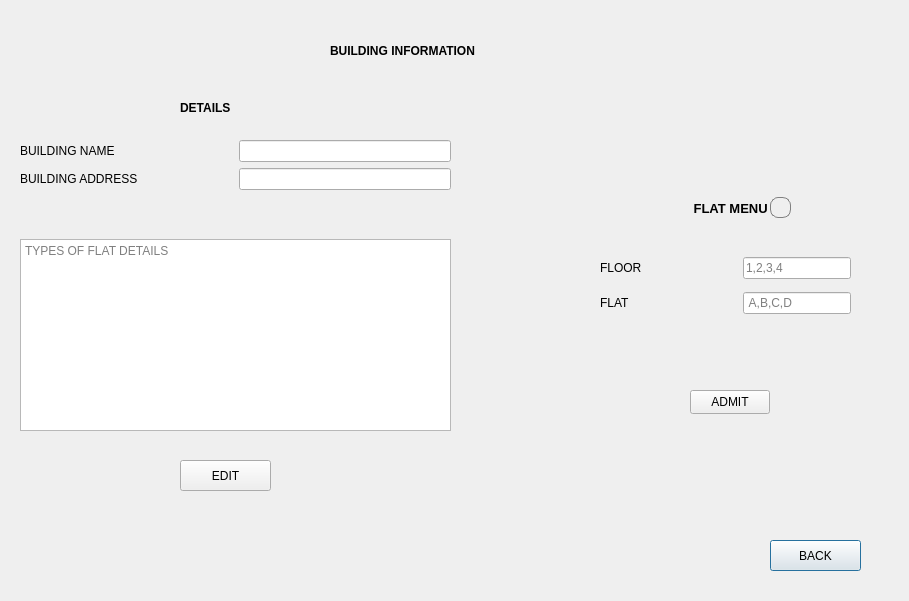
Before: the Qt Designer form building_customize_menu.ui in faisal-ahmed-dev/HOME-RENTAL-MANAGEMENT, drawn with Qt 5.
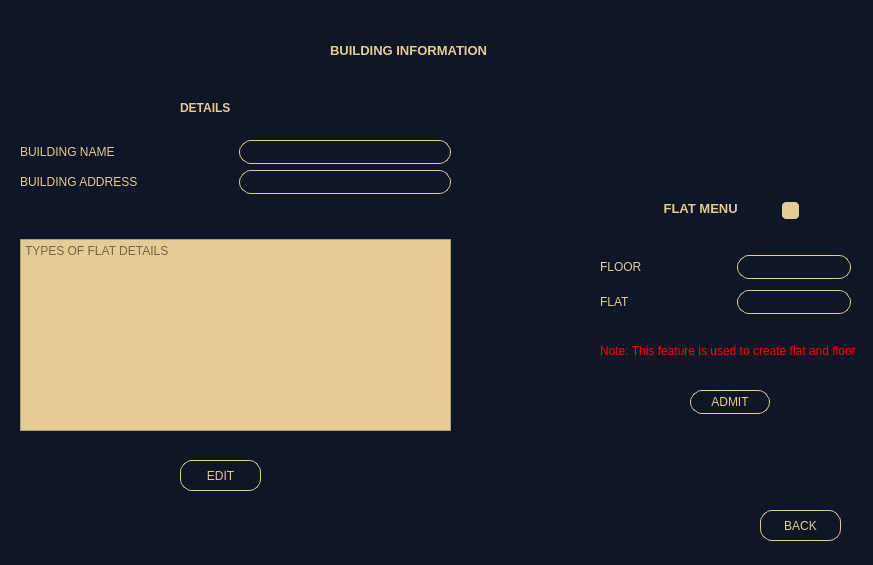
After: the same form once the commit is applied. Icons and pictures are not drawn.

What changed in the file:
```diff
--- a/building_customize_menu.ui
+++ b/building_customize_menu.ui
@@ -6,22 +6,52 @@
    <rect>
     <x>0</x>
     <y>0</y>
-    <width>909</width>
-    <height>601</height>
+    <width>873</width>
+    <height>565</height>
    </rect>
   </property>
   <property name="windowTitle">
    <string>BUILDING INFORMATION</string>
   </property>
+  <property name="styleSheet">
+   <string notr="true">background-color: rgb(15, 22, 40);
+</string>
+  </property>
   <widget class="QPushButton" name="pushButton_back">
    <property name="geometry">
     <rect>
-     <x>770</x>
-     <y>540</y>
-     <width>91</width>
+     <x>760</x>
+     <y>510</y>
+     <width>81</width>
      <height>31</height>
     </rect>
    </property>
+   <property name="styleSheet">
+    <string notr="true">#pushButton_back
+{
+	border:none;
+	background:#0F1628;
+	color:#E5CB94;
+	border-radius:16px;
+	border: 1px solid yellow ;
+border-color: #E5CB94;
+  border-radius: 12px;
+  padding: 3px;
+}
+
+#pushButton_back:hover
+{
+	border:none;
+	background:floral white;
+	color:#0F1628;
+	border-radius:16px;
+	border: 2px solid blue ;
+border-color: #0F1628;
+  border-radius: 12px;
+  padding: 1px;
+}
+</string>
+   </property>
    <property name="text">
     <string>BACK</string>
    </property>
@@ -35,6 +65,32 @@
      <height>24</height>
     </rect>
    </property>
+   <property name="styleSheet">
+    <string notr="true">#pushButton_ADMIT
+{
+	border:none;
+	background:#0F1628;
+	color:#E5CB94;
+	border-radius:16px;
+	border: 1px solid yellow ;
+border-color: #E5CB94;
+  border-radius: 12px;
+  padding: 3px;
+}
+
+#pushButton_ADMIT:hover
+{
+	border:none;
+	background:floral white;
+	color:#0F1628;
+	border-radius:16px;
+	border: 2px solid blue ;
+border-color: #0F1628;
+  border-radius: 12px;
+  padding: 1px;
+}
+</string>
+   </property>
    <property name="text">
     <string>ADMIT</string>
    </property>
@@ -44,15 +100,20 @@
     <rect>
      <x>330</x>
      <y>40</y>
-     <width>151</width>
+     <width>211</width>
      <height>21</height>
     </rect>
    </property>
    <property name="font">
     <font>
+     <pointsize>10</pointsize>
      <bold>true</bold>
     </font>
    </property>
+   <property name="styleSheet">
+    <string notr="true">color: rgb(229, 203, 148);
+</string>
+   </property>
    <property name="text">
     <string>BUILDING INFORMATION</string>
    </property>
@@ -62,10 +123,36 @@
     <rect>
      <x>180</x>
      <y>460</y>
-     <width>91</width>
+     <width>81</width>
      <height>31</height>
     </rect>
    </property>
+   <property name="styleSheet">
+    <string notr="true">#pushButton_EDIT
+{
+	border:none;
+	background:#0F1628;
+	color:#E5CB94;
+	border-radius:16px;
+	border: 1px solid yellow ;
+border-color: #E5CB94;
+  border-radius: 12px;
+  padding: 3px;
+}
+
+#pushButton_EDIT:hover
+{
+	border:none;
+	background:floral white;
+	color:#0F1628;
+	border-radius:16px;
+	border: 2px solid blue ;
+border-color: #0F1628;
+  border-radius: 12px;
+  padding: 1px;
+}
+</string>
+   </property>
    <property name="text">
     <string>EDIT</string>
    </property>
@@ -84,6 +171,10 @@
      <bold>true</bold>
     </font>
    </property>
+   <property name="styleSheet">
+    <string notr="true">color: rgb(229, 203, 148);
+</string>
+   </property>
    <property name="text">
     <string>DETAILS</string>
    </property>
@@ -91,7 +182,7 @@
   <widget class="QLabel" name="label_2">
    <property name="geometry">
     <rect>
-     <x>690</x>
+     <x>660</x>
      <y>200</y>
      <width>121</width>
      <height>16</height>
@@ -103,6 +194,10 @@
      <bold>true</bold>
     </font>
    </property>
+   <property name="styleSheet">
+    <string notr="true">color: rgb(229, 203, 148);
+</string>
+   </property>
    <property name="text">
     <string> FLAT MENU</string>
    </property>
@@ -127,6 +222,10 @@
           <verstretch>0</verstretch>
          </sizepolicy>
         </property>
+        <property name="styleSheet">
+         <string notr="true">color: rgb(229, 203, 148);
+</string>
+        </property>
         <property name="text">
          <string>FLOOR</string>
         </property>
@@ -140,8 +239,36 @@
           <verstretch>0</verstretch>
          </sizepolicy>
         </property>
+        <property name="styleSheet">
+         <string notr="true">#lineEdit_FLOOR
+{
+	border:none;
+	background:#0F1628;
+	color:#E5CB94;
+	border-radius:16px;
+	border: 1px solid yellow ;
+border-color: #E5CB94;
+  border-radius: 12px;
+  padding: 3px;
+}
+
+#lineEdit_FLOOR:hover
+{
+	border:none;
+	background:#E5CB94;
+	color:#0F1628;
+	border-radius:16px;
+	border: 2px solid blue ;
+border-color: #0F1628;
+  border-radius: 12px;
+  padding: 1px;
+}</string>
+        </property>
+        <property name="alignment">
+         <set>Qt::AlignCenter</set>
+        </property>
         <property name="placeholderText">
-         <string>1,2,3,4</string>
+         <string/>
         </property>
        </widget>
       </item>
@@ -157,6 +284,10 @@
           <verstretch>0</verstretch>
          </sizepolicy>
         </property>
+        <property name="styleSheet">
+         <string notr="true">color: rgb(229, 203, 148);
+</string>
+        </property>
         <property name="text">
          <string>FLAT</string>
         </property>
@@ -170,8 +301,36 @@
           <verstretch>0</verstretch>
          </sizepolicy>
         </property>
+        <property name="styleSheet">
+         <string notr="true">#lineEdit_FLAT
+{
+	border:none;
+	background:#0F1628;
+	color:#E5CB94;
+	border-radius:16px;
+	border: 1px solid yellow ;
+border-color: #E5CB94;
+  border-radius: 12px;
+  padding: 3px;
+}
+
+#lineEdit_FLAT:hover
+{
+	border:none;
+	background:#E5CB94;
+	color:#0F1628;
+	border-radius:16px;
+	border: 2px solid blue ;
+border-color: #0F1628;
+  border-radius: 12px;
+  padding: 1px;
+}</string>
+        </property>
+        <property name="alignment">
+         <set>Qt::AlignCenter</set>
+        </property>
         <property name="placeholderText">
-         <string> A,B,C,D</string>
+         <string/>
         </property>
        </widget>
       </item>
@@ -201,6 +360,10 @@
             <verstretch>0</verstretch>
            </sizepolicy>
           </property>
+          <property name="styleSheet">
+           <string notr="true">color: rgb(229, 203, 148);
+</string>
+          </property>
           <property name="text">
            <string>BUILDING NAME</string>
           </property>
@@ -220,6 +383,34 @@
             <height>0</height>
            </size>
           </property>
+          <property name="styleSheet">
+           <string notr="true">#lineEdit_BUILD_NAME
+{
+	border:none;
+	background:#0F1628;
+	color:#E5CB94;
+	border-radius:16px;
+	border: 1px solid yellow ;
+border-color: #E5CB94;
+  border-radius: 12px;
+  padding: 3px;
+}
+
+#lineEdit_BUILD_NAME:hover
+{
+	border:none;
+	background:#E5CB94;
+	color:#0F1628;
+	border-radius:16px;
+	border: 2px solid blue ;
+border-color: #0F1628;
+  border-radius: 12px;
+  padding: 1px;
+}</string>
+          </property>
+          <property name="alignment">
+           <set>Qt::AlignCenter</set>
+          </property>
          </widget>
         </item>
        </layout>
@@ -234,6 +425,10 @@
             <verstretch>0</verstretch>
            </sizepolicy>
           </property>
+          <property name="styleSheet">
+           <string notr="true">color: rgb(229, 203, 148);
+</string>
+          </property>
           <property name="text">
            <string>BUILDING ADDRESS</string>
           </property>
@@ -253,6 +448,34 @@
             <height>0</height>
            </size>
           </property>
+          <property name="styleSheet">
+           <string notr="true">#lineEdit_ADDRESS
+{
+	border:none;
+	background:#0F1628;
+	color:#E5CB94;
+	border-radius:16px;
+	border: 1px solid yellow ;
+border-color: #E5CB94;
+  border-radius: 12px;
+  padding: 3px;
+}
+
+#lineEdit_ADDRESS:hover
+{
+	border:none;
+	background:#E5CB94;
+	color:#0F1628;
+	border-radius:16px;
+	border: 2px solid blue ;
+border-color: #0F1628;
+  border-radius: 12px;
+  padding: 1px;
+}</string>
+          </property>
+          <property name="alignment">
+           <set>Qt::AlignCenter</set>
+          </property>
          </widget>
         </item>
        </layout>
@@ -274,6 +497,10 @@
     </item>
     <item>
      <widget class="QTextEdit" name="textEdit">
+      <property name="styleSheet">
+       <string notr="true">background:#E5CB94;
+</string>
+      </property>
       <property name="placeholderText">
        <string>TYPES OF FLAT DETAILS</string>
       </property>
@@ -284,24 +511,60 @@
   <widget class="QPushButton" name="pushButton_info">
    <property name="geometry">
     <rect>
-     <x>770</x>
-     <y>197</y>
+     <x>780</x>
+     <y>200</y>
      <width>21</width>
      <height>21</height>
     </rect>
    </property>
    <property name="styleSheet">
-    <string notr="true">image: url(:/resources/resources/informaionicon.png);
+    <string notr="true">
+#pushButton_info
+{
+	image: url(:/resources/resources/informaionicon.png);
 
-border: 1px solid gray;
-border-radius: 8px;
-padding: 0 2px;
-background: transparent;</string>
+border:none;
+	background:#E5CB94;
+	color:#0F1628;
+	border-radius:16 px;
+	border: 2px solid blue ;
+border-color: #0F1628;
+  border-radius: 6px;
+  padding: 3 px;
+}
+#pushButton_info:hover
+{
+	border:none;
+	background:floralwhite;
+	color:#0F1628;
+	border-radius:16 px;
+	border: 2px solid blue ;
+border-color: #0F1628;
+  border-radius: 6px;
+  padding: 3 px;
+}
+</string>
    </property>
    <property name="text">
     <string/>
    </property>
   </widget>
+  <widget class="QLabel" name="label_4">
+   <property name="geometry">
+    <rect>
+     <x>600</x>
+     <y>340</y>
+     <width>261</width>
+     <height>21</height>
+    </rect>
+   </property>
+   <property name="styleSheet">
+    <string notr="true">color: rgb(255, 0, 0);</string>
+   </property>
+   <property name="text">
+    <string>Note: This feature is used to create flat and floor</string>
+   </property>
+  </widget>
  </widget>
  <resources/>
  <connections/>
```
